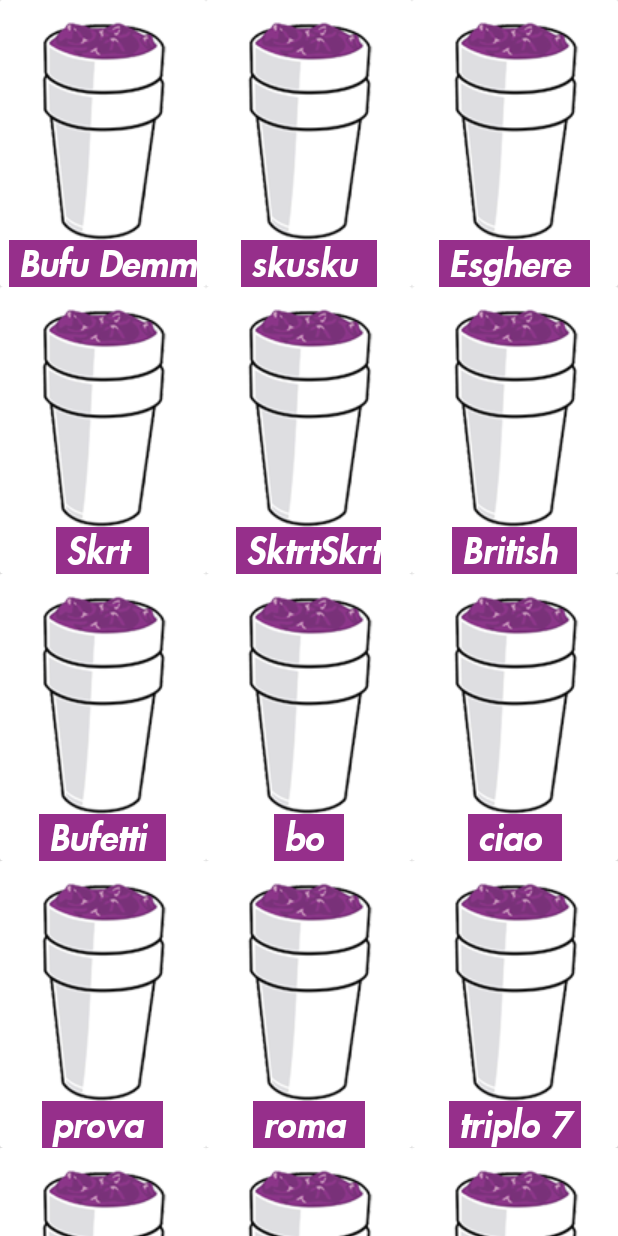
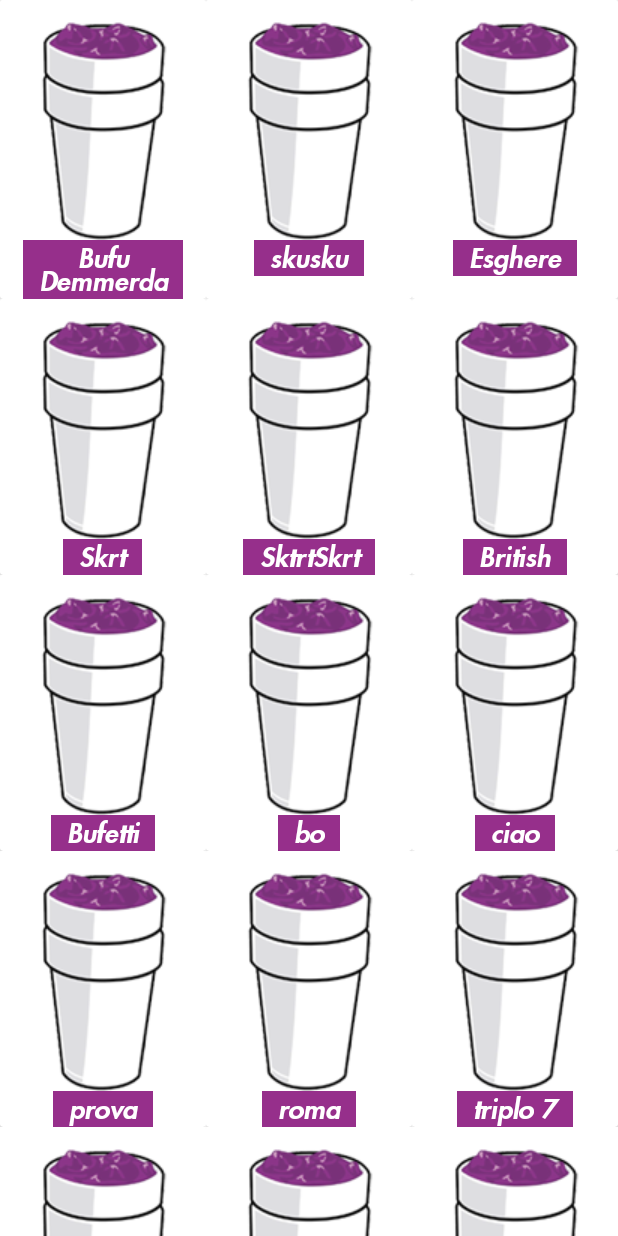
Before and after one commit to MatteoMartinelliMM/NomeIndefinito, an Android app: the TrapStarActivity screen opened directly, with no data from a screen before it, on a phone screen of 412 x 824 dp. Run offline under Robolectric (Android 15) with nearby library versions, the phone set to English and light mode, and no system bars.

Commit message:
FIX: fixato testo bottone (reso dinamico) ---- fixato colore sfondo

```diff
--- a/app/src/main/java/com/xtini/mimalo/soundbuttongangedition/Control/ButtonResViewAdapter.java
+++ b/app/src/main/java/com/xtini/mimalo/soundbuttongangedition/Control/ButtonResViewAdapter.java
@@ -15,7 +15,6 @@ import java.util.ArrayList;
 import com.xtini.mimalo.soundbuttongangedition.R;
 
 
-
 /**
  * Created by Teo on 03/02/2018.
  */
@@ -29,10 +28,11 @@ public class ButtonResViewAdapter extends RecyclerView.Adapter<ButtonResViewAdap
         this.context = context;
     }
 
-    public static class ViewHolder extends RecyclerView.ViewHolder{
+    public static class ViewHolder extends RecyclerView.ViewHolder {
         public CardView buttonElement;
         public ImageView soundAction;
         public TextView buttonLabel;
+
         public ViewHolder(View v) {
             super(v);
             buttonElement = itemView.findViewById(R.id.buttonElement);
@@ -40,7 +40,6 @@ public class ButtonResViewAdapter extends RecyclerView.Adapter<ButtonResViewAdap
             buttonLabel = v.findViewById(R.id.buttonLabel);
         }
     }
-
 
 
     @Override
@@ -57,7 +56,10 @@ public class ButtonResViewAdapter extends RecyclerView.Adapter<ButtonResViewAdap
         String currentButtonName = buttonNames.get(position);
         Typeface typeface = Typeface.createFromAsset(context.getAssets(), "futura-heavy-oblique.ttf");
         holder.buttonLabel.setTypeface(typeface);
-        holder.buttonLabel.setText(" "+currentButtonName+"  ");
+        if (currentButtonName.contains(" ") && currentButtonName.length() > 10) {
+            holder.buttonLabel.setText(currentButtonName);
+        } else
+            holder.buttonLabel.setText("  " + currentButtonName + "  ");
 
     }
 
@@ -67,5 +69,4 @@ public class ButtonResViewAdapter extends RecyclerView.Adapter<ButtonResViewAdap
     }
 
 
-
 }
--- a/app/src/main/res/layout/activity_trap_star.xml
+++ b/app/src/main/res/layout/activity_trap_star.xml
@@ -4,6 +4,7 @@
     xmlns:tools="http://schemas.android.com/tools"
     android:layout_width="match_parent"
     android:layout_height="match_parent"
+    android:background="@color/cardview_light_background"
     tools:context="com.xtini.mimalo.soundbuttongangedition.View.TrapStarActivity">
 
     <android.support.v7.widget.RecyclerView
--- a/app/src/main/res/layout/element_button_list.xml
+++ b/app/src/main/res/layout/element_button_list.xml
@@ -33,11 +33,12 @@
                 android:layout_centerHorizontal="true"
                 android:layout_gravity="center"
                 android:background="@color/logoColor"
-                android:maxLength="10"
-                android:text="Eskere"
+                android:maxEms="10"
+                android:singleLine="false"
+                android:text="esghere"
                 android:textAlignment="center"
                 android:textColor="@android:color/background_light"
-                android:textSize="24sp" />
+                android:textSize="18sp" />
 
         </RelativeLayout>
 
```
